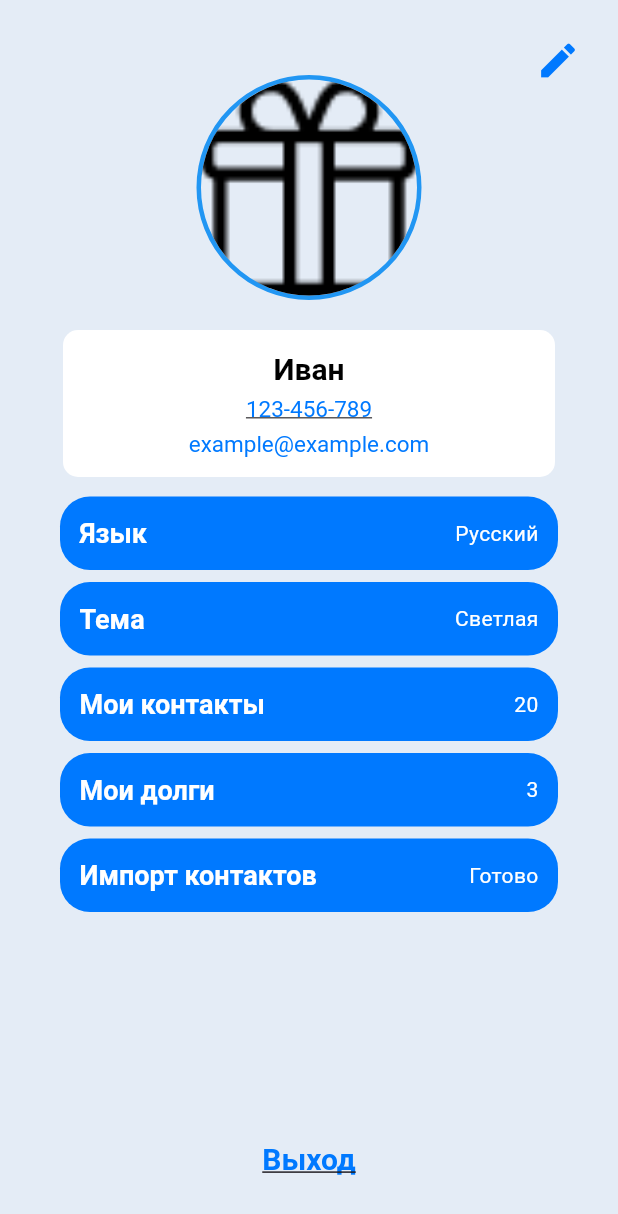
After one commit to WasTeime/tally_up, a Flutter app: the ProfilePage screen opened directly, on a phone screen of 412 x 824 dp. The commit adds this screen. Shown: the top 1214 px of the screen. Run offline on Flutter 3.47's test engine with Material 3 defaults, Android fonts, the phone set to English and light mode, and no system bars; our stand-ins replace bloc, cloud_firestore, equatable, firebase_auth, firebase_core, firebase_crashlytics and 5 more; missing offline and left inert: mobile_scanner; accounts and stored records are empty; Roboto replaces fonts that are missing (Rubik).

Commit message:
Сделал экран профиля пользователя и страницу изменения профиля

```diff
--- /dev/null
+++ b/lib/src/core/widgets/LogoutInProfileButton.dart
@@ -0,0 +1,27 @@
+import 'package:flutter/material.dart';
+import 'package:flutter/widgets.dart';
+
+class LogoutInProfileButton extends StatelessWidget {
+  @override
+  Widget build(BuildContext context) {
+    final theme = Theme.of(context);
+    return Column(
+      children: [
+        InkWell(
+          onTap: () {
+            // Действие при нажатии на текст
+          },
+          child: Padding(
+            padding: const EdgeInsets.all(8.0),
+            child: Text('Выход',
+                style: theme.textTheme.headlineMedium?.copyWith(
+                    color: const Color(0XFF0079FF),
+                    fontSize: 20,
+                    fontWeight: FontWeight.bold,
+                    decoration: TextDecoration.underline)),
+          ),
+        ),
+      ],
+    );
+  }
+}
--- /dev/null
+++ b/lib/src/core/widgets/ProfileActionCard.dart
@@ -0,0 +1,40 @@
+import 'package:flutter/material.dart';
+
+class ProfileActionCard extends StatelessWidget {
+  final String title;
+  final String value;
+
+  ProfileActionCard({required this.title, required this.value});
+
+  @override
+  Widget build(BuildContext context) {
+    final theme = Theme.of(context);
+    return Material(
+      color: Colors.transparent,
+      child: InkWell(
+        onTap: () {
+          // Действие при нажатии на карточку
+        },
+        highlightColor:
+            Colors.transparent, // Делаем прозрачным выделение по контуру
+        child: Container(
+          margin: const EdgeInsets.symmetric(vertical: 4.0, horizontal: 40.0),
+          padding: const EdgeInsets.all(13.0),
+          decoration: BoxDecoration(
+            color: const Color(0XFF0079FF), // Синий цвет фона
+            borderRadius: BorderRadius.circular(20.0),
+          ),
+          child: Row(
+            mainAxisAlignment: MainAxisAlignment.spaceBetween,
+            children: <Widget>[
+              Text(title,
+                  style: theme.textTheme.headlineMedium?.copyWith(
+                      color: Colors.white, fontWeight: FontWeight.bold)),
+              Text(value, style: const TextStyle(color: Colors.white)),
+            ],
+          ),
+        ),
+      ),
+    );
+  }
+}
--- /dev/null
+++ b/lib/src/core/widgets/ProfilePhoto.dart
@@ -0,0 +1,32 @@
+import 'package:flutter/material.dart';
+
+class ProfilePhoto extends StatelessWidget {
+  final String photo;
+
+  ProfilePhoto({required this.photo});
+
+  @override
+  Widget build(BuildContext context) {
+    final image = AssetImage(photo);
+    return Container(
+      width: 150,
+      height: 150,
+      decoration: BoxDecoration(
+        shape: BoxShape.circle,
+        border: Border.all(
+          color: Colors.blue,
+          width: 3.0,
+        ),
+      ),
+      child: ClipOval(
+        child: Material(
+          color: Colors.transparent,
+          child: Ink.image(
+            image: image,
+            fit: BoxFit.cover,
+          ),
+        ),
+      ),
+    );
+  }
+}
--- /dev/null
+++ b/lib/src/core/widgets/UserInfoCard.dart
@@ -0,0 +1,45 @@
+import 'package:flutter/material.dart';
+
+class UserInfoCard extends StatelessWidget {
+  final String userName;
+  final String phoneNumber;
+  final String email;
+
+  UserInfoCard(
+      {required this.userName, required this.phoneNumber, required this.email});
+
+  @override
+  Widget build(BuildContext context) {
+    final theme = Theme.of(context);
+    return Container(
+      margin: const EdgeInsets.symmetric(vertical: 4.0, horizontal: 42.0),
+      padding: const EdgeInsets.all(13.0),
+      decoration: BoxDecoration(
+        color: Colors.white,
+        borderRadius: BorderRadius.circular(10.0),
+      ),
+      child: Column(
+        crossAxisAlignment: CrossAxisAlignment.center,
+        children: <Widget>[
+          Text(
+            userName,
+            style: theme.textTheme.headlineMedium
+                ?.copyWith(fontWeight: FontWeight.bold, fontSize: 20),
+          ),
+          const SizedBox(height: 4.0),
+          Text(phoneNumber,
+              style: theme.textTheme.headlineMedium?.copyWith(
+                  color: const Color(0XFF0079FF),
+                  fontSize: 15,
+                  decoration: TextDecoration.underline)),
+          const SizedBox(height: 4.0),
+          Text(email,
+              style: theme.textTheme.headlineMedium?.copyWith(
+                color: const Color(0XFF0079FF),
+                fontSize: 15,
+              )),
+        ],
+      ),
+    );
+  }
+}
--- a/lib/src/core/widgets/view.dart
+++ b/lib/src/core/widgets/view.dart
@@ -5,3 +5,9 @@ export 'NavigIconsBar.dart';
 export 'GroupeAndEvents.dart';
 export 'ButtomAdd.dart';
 export 'SearchBarWidget.dart';
+export 'LogoutInProfileButton.dart';
+export 'ProfilePhoto.dart';
+export 'ProfileActionCard.dart';
+export 'UserInfoCard.dart';
+export 'EditIconOnPhoto.dart';
+export 'InfoUserCardEditable.dart';
--- /dev/null
+++ b/lib/src/features/auth/presentation/pages/ProfileScreen.dart
@@ -0,0 +1,96 @@
+import 'package:flutter/material.dart';
+
+import 'package:flutter/material.dart';
+
+import '../../../../core/widgets/view.dart';
+import 'ProfileEditScreen.dart';
+
+class ProfilePage extends StatefulWidget {
+  @override
+  _ProfilePageState createState() => _ProfilePageState();
+}
+
+class _ProfilePageState extends State<ProfilePage> {
+  String _userName = 'Иван';
+  String _phoneNumber = '123-456-789';
+  String _email = 'example@example.com';
+
+  void _navigateToEditProfilePage() async {
+    final result = await Navigator.push(
+      context,
+      MaterialPageRoute(
+        builder: (context) => EditProfilePage(
+          userName: _userName,
+          phoneNumber: _phoneNumber,
+          email: _email,
+        ),
+      ),
+    );
+
+    if (result == true) {
+      // Обновляем информацию пользователя, если были сохранены изменения
+      setState(() {
+        // Обновляем состояние с учётом нового имени
+      });
+    }
+  }
+
+  @override
+  Widget build(BuildContext context) {
+    return Scaffold(
+      backgroundColor: const Color.fromARGB(255, 228, 236, 246),
+      body: Stack(
+        children: [
+          ListView(
+            padding: const EdgeInsets.only(top: 50),
+            children: <Widget>[
+              Center(child: ProfilePhoto(photo: 'assets/images/events1.png')),
+              const SizedBox(height: 16.0),
+              UserInfoCard(
+                userName: _userName,
+                phoneNumber: _phoneNumber,
+                email: _email,
+              ),
+              const SizedBox(height: 5.0),
+              // Дополнительные карточки информации
+              ProfileActionCard(title: 'Язык', value: 'Русский'),
+              ProfileActionCard(title: 'Тема', value: 'Светлая'),
+              ProfileActionCard(title: 'Мои контакты', value: '20'),
+              ProfileActionCard(title: 'Мои долги', value: '3'),
+              ProfileActionCard(title: 'Импорт контактов', value: 'Готово'),
+              const SizedBox(height: 140.0),
+              LogoutInProfileButton()
+            ],
+          ),
+          Positioned(
+            // Иконка редактирования
+            top: 16,
+            right: 16,
+            child: IconButton(
+              onPressed:
+                  _navigateToEditProfilePage, // Нажатие на кнопку редактирования
+              icon: const Icon(Icons.edit, color: Color(0xff0079FF), size: 30),
+            ),
+          ),
+        ],
+      ),
+    );
+  }
+}
+
+class ProfileScreen extends StatefulWidget {
+  const ProfileScreen({super.key});
+
+  @override
+  State<ProfileScreen> createState() => __ProfileScreenState();
+}
+
+class __ProfileScreenState extends State<ProfileScreen> {
+  Widget build(BuildContext context) {
+    return Scaffold(
+        backgroundColor: Color.fromARGB(255, 218, 235, 255),
+        body: Stack(
+          children: [ProfilePage(), NavigIconsBar()],
+        ));
+  }
+}
```
Also changed, not shown: lib/src/core/widgets/EditIconOnPhoto.dart (added, +47 -0 lines), lib/src/core/widgets/InfoUserCardEditable.dart (added, +55 -0 lines), lib/src/features/auth/presentation/pages/ProfileEditScreen.dart (added, +92 -0 lines).
